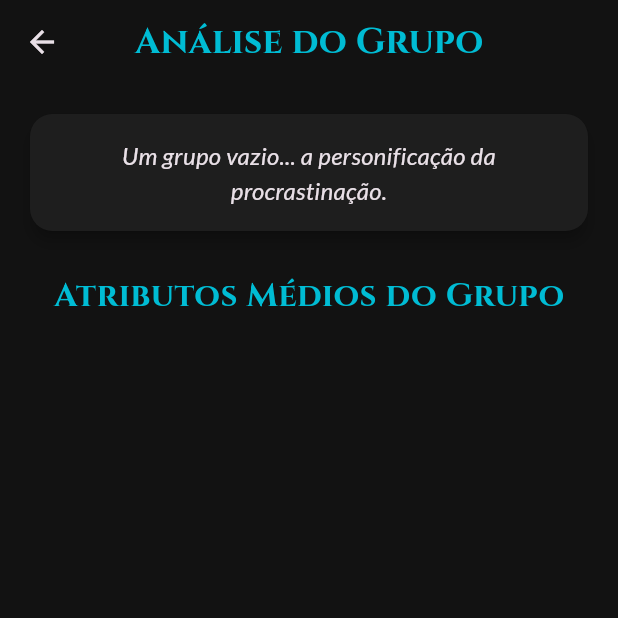
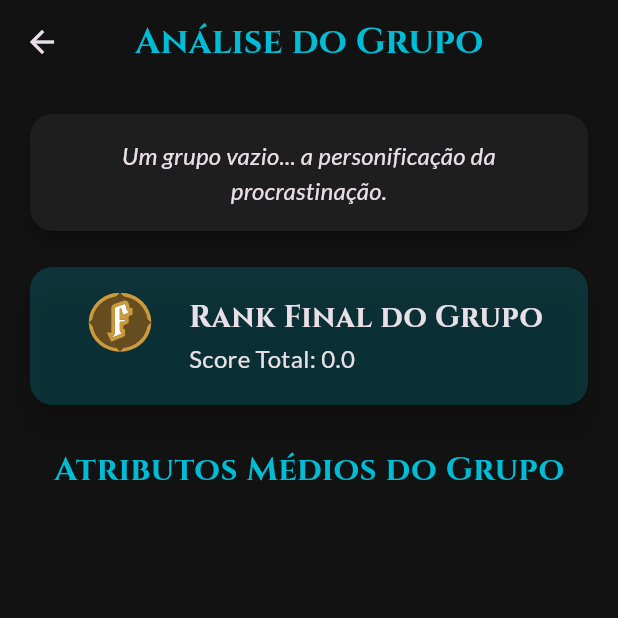
Before and after one commit to mrpunkdasilva/GradeMeHard-App, a Flutter app: the GroupAnalysisScreen screen opened directly with empty values, on a phone screen of 412 x 824 dp, the top half of it. Run offline on Flutter 3.47's test engine with Material 3 defaults, Android fonts, the phone set to English and light mode, and no system bars; our stand-ins replace dotted_border, flutter_svg, google_fonts; network calls fail.

Commit message:
feat: Display group rank in analysis screen

```diff
--- a/lib/screens/group_analysis_screen.dart
+++ b/lib/screens/group_analysis_screen.dart
@@ -1,6 +1,7 @@
 import 'package:flutter/material.dart';
 import 'package:grademehard_app/student.dart';
 import 'package:google_fonts/google_fonts.dart';
+import 'package:flutter_svg/flutter_svg.dart';
 
 class GroupAnalysisScreen extends StatelessWidget {
   final List<Student> group;
@@ -40,7 +41,6 @@ class GroupAnalysisScreen extends StatelessWidget {
     final averageStats = <String, double>{};
     if (group.isEmpty) return averageStats;
 
-    // Get all attribute keys from the first student
     final attributeKeys = group.first.attributes.keys;
 
     for (final key in attributeKeys) {
@@ -50,21 +50,28 @@ class GroupAnalysisScreen extends StatelessWidget {
       }
       averageStats[key] = total / group.length;
     }
+    return averageStats;
+  }
 
-    return averageStats;
+  String _getRankForScore(double score) {
+    if (score >= 95) return 'ss';
+    if (score >= 85) return 's';
+    if (score >= 75) return 'a';
+    if (score >= 65) return 'b';
+    if (score >= 55) return 'c';
+    if (score >= 45) return 'd';
+    if (score >= 35) return 'e';
+    return 'f';
   }
 
   String _generateFunnyAnalysis(Map<String, double> avgStats) {
     if (avgStats.isEmpty) return "Um grupo vazio... a personificação da procrastinação.";
 
-    // Find highest and lowest stats
     final sortedStats = avgStats.entries.toList()
       ..sort((a, b) => a.value.compareTo(b.value));
     final lowestStat = sortedStats.first;
     final highestStat = sortedStats.last;
 
-    // Generate funny text based on highest and lowest stats
-    // This can be expanded with many more fun combinations!
     if (highestStat.key == 'Sangue de Café' && lowestStat.key == 'Bateria Social') {
       return "Este grupo funciona à base de pura cafeína e desespero. A produtividade é altíssima, mas há um risco de burnout coletivo antes do projeto chegar à v1.";
     }
@@ -74,7 +81,7 @@ class GroupAnalysisScreen extends StatelessWidget {
     if (highestStat.key == 'Chute Certeiro' && lowestStat.key == 'Deadline Drive') {
       return "Este time é a prova de que é melhor ter sorte do que juízo. O projeto será entregue no último minuto, funcionando por um milagre que ninguém consegue explicar.";
     }
-     if (highestStat.key == 'Palestrinha' && lowestStat.key == 'QI de Debug') {
+    if (highestStat.key == 'Palestrinha' && lowestStat.key == 'QI de Debug') {
       return "Mestres da lábia. Vão convencer o professor de que o bug é, na verdade, uma feature inovadora. O código pode não ser dos melhores, mas a nota será altíssima.";
     }
 
@@ -82,12 +89,13 @@ class GroupAnalysisScreen extends StatelessWidget {
   }
   // --- End of Analysis Logic ---
 
-
   @override
   Widget build(BuildContext context) {
     final theme = Theme.of(context);
     final averageStats = _calculateAverageStats();
     final funnyAnalysis = _generateFunnyAnalysis(averageStats);
+    final totalGroupScore = averageStats.values.fold(0.0, (sum, element) => sum + element);
+    final groupRank = _getRankForScore(totalGroupScore);
 
     return Scaffold(
       appBar: AppBar(
@@ -108,6 +116,43 @@ class GroupAnalysisScreen extends StatelessWidget {
                   funnyAnalysis,
                   textAlign: TextAlign.center,
                   style: const TextStyle(fontSize: 16, fontStyle: FontStyle.italic),
+                ),
+              ),
+            ),
+            const SizedBox(height: 16),
+
+            // Group Rank Card
+            Card(
+              color: theme.colorScheme.secondary.withOpacity(0.2),
+              elevation: 8,
+              child: Padding(
+                padding: const EdgeInsets.all(16.0),
+                child: Row(
+                  mainAxisAlignment: MainAxisAlignment.center,
+                  children: [
+                    SvgPicture.asset(
+                      'assets/images/ranks/$groupRank.svg',
+                      width: 60,
+                      height: 60,
+                    ),
+                    const SizedBox(width: 16),
+                    Column(
+                      crossAxisAlignment: CrossAxisAlignment.start,
+                      children: [
+                        Text(
+                          'Rank Final do Grupo',
+                          style: GoogleFonts.cinzel(
+                            fontSize: 20,
+                            fontWeight: FontWeight.bold,
+                          ),
+                        ),
+                        Text(
+                          'Score Total: ${totalGroupScore.toStringAsFixed(1)}',
+                          style: const TextStyle(fontSize: 16),
+                        ),
+                      ],
+                    ),
+                  ],
                 ),
               ),
             ),
@@ -164,7 +209,7 @@ class GroupAnalysisScreen extends StatelessWidget {
                     ),
                     const SizedBox(width: 16),
                     Text(
-                      entry.value.toStringAsFixed(1), // Show one decimal place
+                      entry.value.toStringAsFixed(1),
                       style: const TextStyle(
                         fontSize: 16,
                         fontWeight: FontWeight.bold,
```
